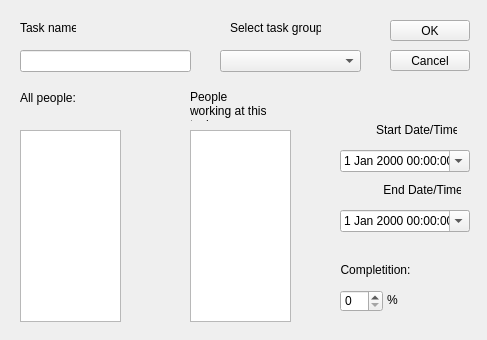
Old version of the form Teeam/addtaskdialog.ui in the repository lorenzo-arena/Teeam.
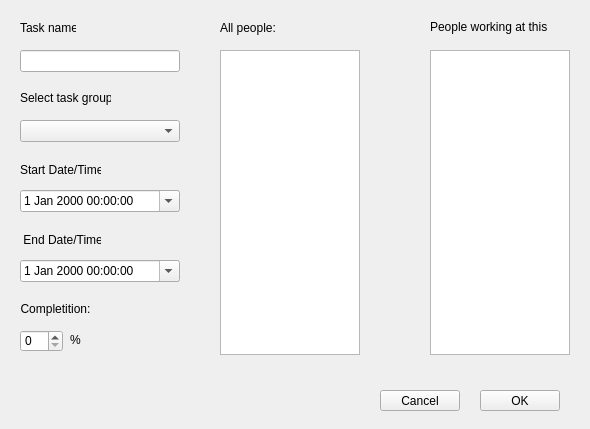
New version of the form. Icons and pictures are not drawn.

Patch:
```diff
--- a/Teeam/addtaskdialog.ui
+++ b/Teeam/addtaskdialog.ui
@@ -6,8 +6,8 @@
    <rect>
     <x>0</x>
     <y>0</y>
-    <width>487</width>
-    <height>340</height>
+    <width>590</width>
+    <height>429</height>
    </rect>
   </property>
   <property name="windowTitle">
@@ -29,8 +29,8 @@
   <widget class="QPushButton" name="buttonOk">
    <property name="geometry">
     <rect>
-     <x>390</x>
-     <y>20</y>
+     <x>480</x>
+     <y>390</y>
      <width>80</width>
      <height>21</height>
     </rect>
@@ -47,7 +47,7 @@
     <rect>
      <x>20</x>
      <y>50</y>
-     <width>171</width>
+     <width>160</width>
      <height>22</height>
     </rect>
    </property>
@@ -55,8 +55,8 @@
   <widget class="QPushButton" name="buttonCancel">
    <property name="geometry">
     <rect>
-     <x>390</x>
-     <y>50</y>
+     <x>380</x>
+     <y>390</y>
      <width>80</width>
      <height>21</height>
     </rect>
@@ -71,9 +71,9 @@
   <widget class="QDateTimeEdit" name="startdateTimeEdit">
    <property name="geometry">
     <rect>
-     <x>340</x>
-     <y>150</y>
-     <width>130</width>
+     <x>20</x>
+     <y>190</y>
+     <width>160</width>
      <height>22</height>
     </rect>
    </property>
@@ -87,9 +87,9 @@
   <widget class="QDateTimeEdit" name="enddateTimeEdit">
    <property name="geometry">
     <rect>
-     <x>340</x>
-     <y>210</y>
-     <width>130</width>
+     <x>20</x>
+     <y>260</y>
+     <width>160</width>
      <height>22</height>
     </rect>
    </property>
@@ -103,18 +103,18 @@
   <widget class="QListView" name="totalPeoplelistView">
    <property name="geometry">
     <rect>
-     <x>20</x>
-     <y>130</y>
-     <width>101</width>
-     <height>192</height>
+     <x>220</x>
+     <y>50</y>
+     <width>140</width>
+     <height>305</height>
     </rect>
    </property>
   </widget>
   <widget class="QLabel" name="startDateTimelabel">
    <property name="geometry">
     <rect>
-     <x>376</x>
-     <y>120</y>
+     <x>20</x>
+     <y>160</y>
      <width>81</width>
      <height>20</height>
     </rect>
@@ -126,8 +126,8 @@
   <widget class="QLabel" name="endDateTimelabel">
    <property name="geometry">
     <rect>
-     <x>380</x>
-     <y>180</y>
+     <x>20</x>
+     <y>230</y>
      <width>81</width>
      <height>20</height>
     </rect>
@@ -139,17 +139,17 @@
   <widget class="QListView" name="taskPeoplelistView">
    <property name="geometry">
     <rect>
-     <x>190</x>
-     <y>130</y>
-     <width>101</width>
-     <height>192</height>
+     <x>430</x>
+     <y>50</y>
+     <width>140</width>
+     <height>305</height>
     </rect>
    </property>
   </widget>
   <widget class="QPushButton" name="insertPeoplepushButton">
    <property name="geometry">
     <rect>
-     <x>140</x>
+     <x>380</x>
      <y>170</y>
      <width>32</width>
      <height>32</height>
@@ -181,7 +181,7 @@
   <widget class="QPushButton" name="removePeoplepushButton">
    <property name="geometry">
     <rect>
-     <x>140</x>
+     <x>380</x>
      <y>220</y>
      <width>32</width>
      <height>32</height>
@@ -207,8 +207,8 @@
   <widget class="QLabel" name="taskGrouplabel">
    <property name="geometry">
     <rect>
-     <x>230</x>
-     <y>20</y>
+     <x>20</x>
+     <y>90</y>
      <width>91</width>
      <height>16</height>
     </rect>
@@ -220,9 +220,9 @@
   <widget class="QComboBox" name="taskGroupcomboBox">
    <property name="geometry">
     <rect>
-     <x>220</x>
-     <y>50</y>
-     <width>141</width>
+     <x>20</x>
+     <y>120</y>
+     <width>160</width>
      <height>22</height>
     </rect>
    </property>
@@ -230,8 +230,8 @@
   <widget class="QLabel" name="selectPeoplelabel">
    <property name="geometry">
     <rect>
-     <x>20</x>
-     <y>90</y>
+     <x>220</x>
+     <y>20</y>
      <width>81</width>
      <height>16</height>
     </rect>
@@ -243,10 +243,10 @@
   <widget class="QLabel" name="workingPeoplelabel">
    <property name="geometry">
     <rect>
-     <x>190</x>
-     <y>90</y>
-     <width>81</width>
-     <height>31</height>
+     <x>430</x>
+     <y>20</y>
+     <width>141</width>
+     <height>16</height>
     </rect>
    </property>
    <property name="lineWidth">
@@ -262,8 +262,8 @@
   <widget class="QLabel" name="completitionlabel">
    <property name="geometry">
     <rect>
-     <x>340</x>
-     <y>260</y>
+     <x>20</x>
+     <y>299</y>
      <width>71</width>
      <height>20</height>
     </rect>
@@ -278,8 +278,8 @@
   <widget class="QLabel" name="label">
    <property name="geometry">
     <rect>
-     <x>387</x>
-     <y>292</y>
+     <x>70</x>
+     <y>332</y>
      <width>20</width>
      <height>16</height>
     </rect>
@@ -291,8 +291,8 @@
   <widget class="QSpinBox" name="completitionspinBox">
    <property name="geometry">
     <rect>
-     <x>340</x>
-     <y>290</y>
+     <x>20</x>
+     <y>330</y>
      <width>43</width>
      <height>22</height>
     </rect>
```
